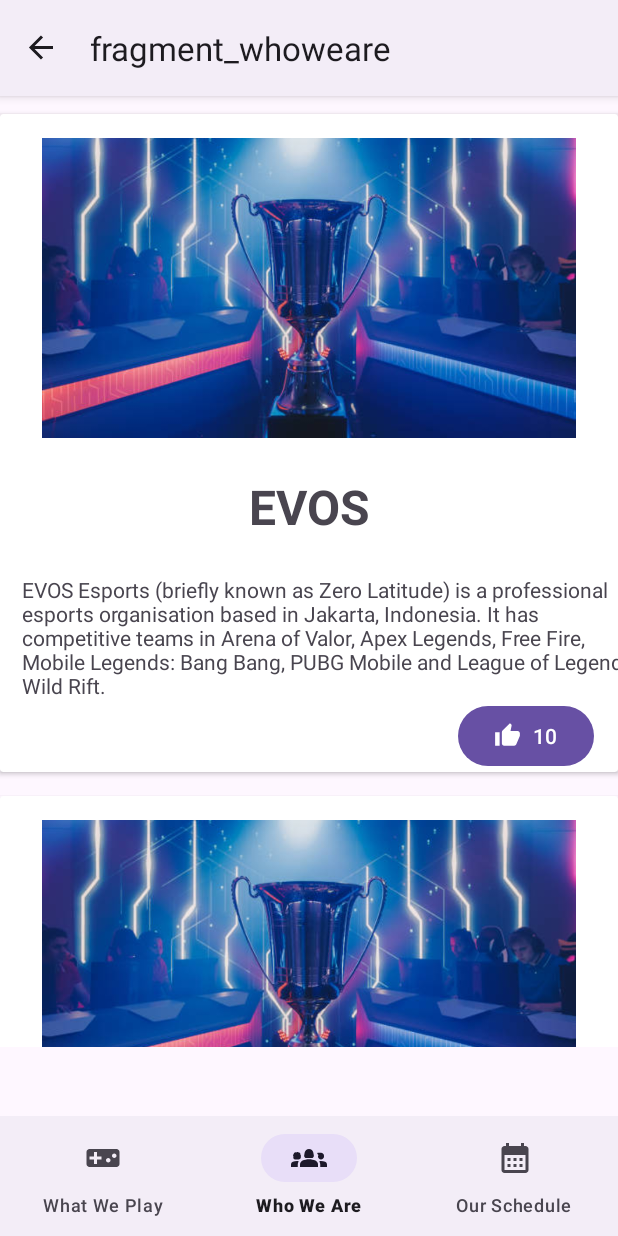
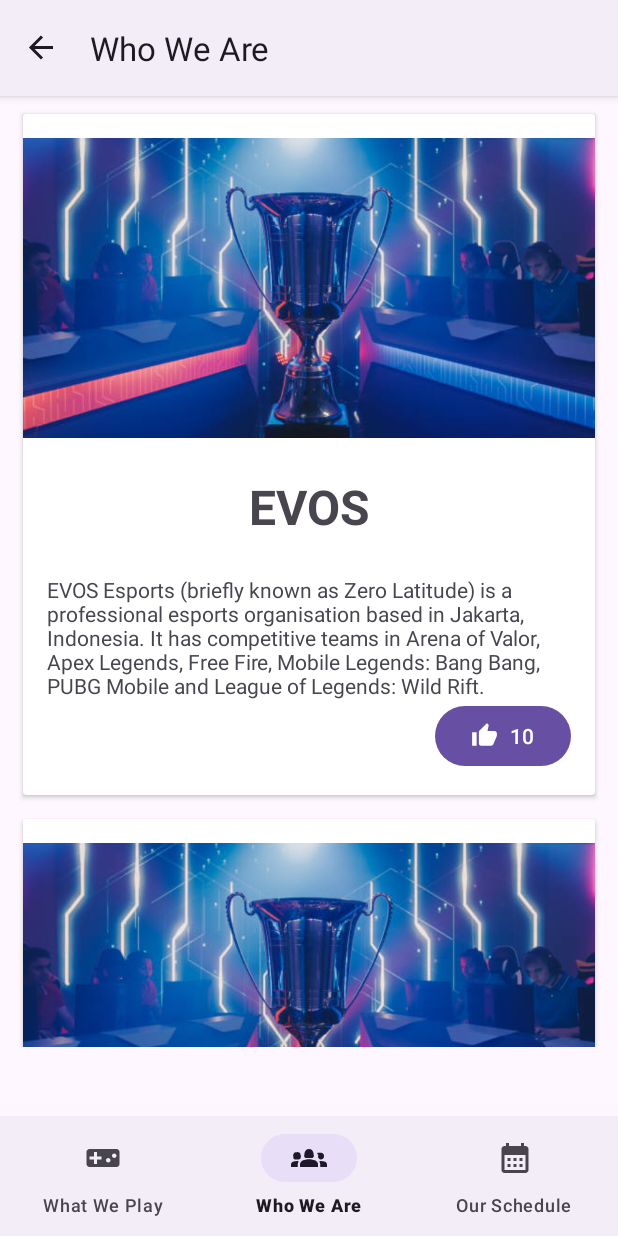
Before and after one commit to ievana01/ProjectANMP, an Android app: the WhoweareFragment screen opened through its navigation route, on a phone screen of 412 x 824 dp. Run offline under Robolectric (Android 15) with nearby library versions, the phone set to English and light mode, and no system bars; our stand-ins replace Picasso, Volley, navigation-ui; network calls fail; pictures from the network do not load.

Commit message:
Teams (Tinggal menampilkan di UI nya)

```diff
--- a/app/src/main/res/layout/member_list_item.xml
+++ b/app/src/main/res/layout/member_list_item.xml
@@ -7,11 +7,11 @@
 
     <androidx.cardview.widget.CardView
         android:id="@+id/memberList"
-        android:layout_width="wrap_content"
+        android:layout_width="0dp"
         android:layout_height="wrap_content"
-        android:layout_marginStart="24dp"
+        android:layout_marginStart="15dp"
         android:layout_marginTop="8dp"
-        android:layout_marginEnd="24dp"
+        android:layout_marginEnd="15dp"
         android:layout_marginBottom="8dp"
         app:layout_constraintBottom_toBottomOf="parent"
         app:layout_constraintEnd_toEndOf="parent"
@@ -27,6 +27,7 @@
                 android:layout_width="wrap_content"
                 android:layout_height="wrap_content"
                 android:layout_marginEnd="16dp"
+                android:layout_marginBottom="15dp"
                 android:text="0"
                 app:icon="@drawable/baseline_thumb_up_24"
                 app:layout_constraintBottom_toBottomOf="parent"
@@ -38,6 +39,7 @@
                 android:layout_width="wrap_content"
                 android:layout_height="200dp"
                 android:layout_marginTop="16dp"
+                android:scaleType="centerCrop"
                 app:layout_constraintEnd_toEndOf="parent"
                 app:layout_constraintStart_toStartOf="parent"
                 app:layout_constraintTop_toTopOf="parent"
@@ -57,7 +59,7 @@
 
             <TextView
                 android:id="@+id/txtDesc"
-                android:layout_width="wrap_content"
+                android:layout_width="0dp"
                 android:layout_height="wrap_content"
                 android:layout_marginStart="16dp"
                 android:layout_marginTop="24dp"
--- a/app/src/main/res/navigation/capygo_navigation.xml
+++ b/app/src/main/res/navigation/capygo_navigation.xml
@@ -8,16 +8,32 @@
     <fragment
         android:id="@+id/itemHome"
         android:name="com.ievana.capygo_anmp.view.MainFragment"
-        android:label="fragment_main"
-        tools:layout="@layout/fragment_main" />
+        android:label="Home Page"
+        tools:layout="@layout/fragment_main" >
+        <action
+            android:id="@+id/actionTeamsFragment"
+            app:destination="@id/itemTeams" />
+    </fragment>
     <fragment
         android:id="@+id/itemWhoweare"
         android:name="com.ievana.capygo_anmp.view.WhoweareFragment"
-        android:label="fragment_whoweare"
+        android:label="Who We Are"
         tools:layout="@layout/fragment_whoweare" />
     <fragment
         android:id="@+id/itemOurschedule"
         android:name="com.ievana.capygo_anmp.view.OurScheduleFragment"
-        android:label="fragment_our_schedule"
+        android:label="Our Schedule"
         tools:layout="@layout/fragment_our_schedule" />
+    <fragment
+        android:id="@+id/itemTeams"
+        android:name="com.ievana.capygo_anmp.TeamsFragment"
+        android:label="itemTeams" >
+        <action
+            android:id="@+id/actionTeamMemberFragment"
+            app:destination="@id/itemTeamMember" />
+    </fragment>
+    <fragment
+        android:id="@+id/itemTeamMember"
+        android:name="com.ievana.capygo_anmp.TeamMemberFragment"
+        android:label="itemTeamMember" />
 </navigation>
```
Also changed, not shown: app/src/main/java/com/ievana/capygo_anmp/model/Model.kt (+19 -0 lines), app/src/main/java/com/ievana/capygo_anmp/view/GameListAdapter.kt (+5 -3 lines), app/src/main/java/com/ievana/capygo_anmp/viewmodel/TeamViewModel.kt (added, +123 -0 lines).
